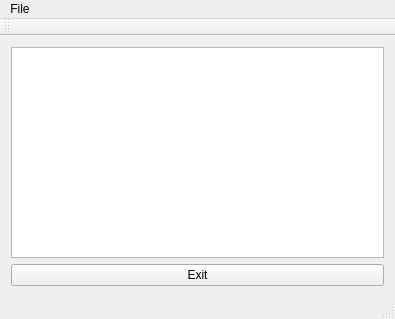
Before: the Qt Designer form mainwindow.ui in Negaihoshi/CSViewer, drawn with Qt 5.
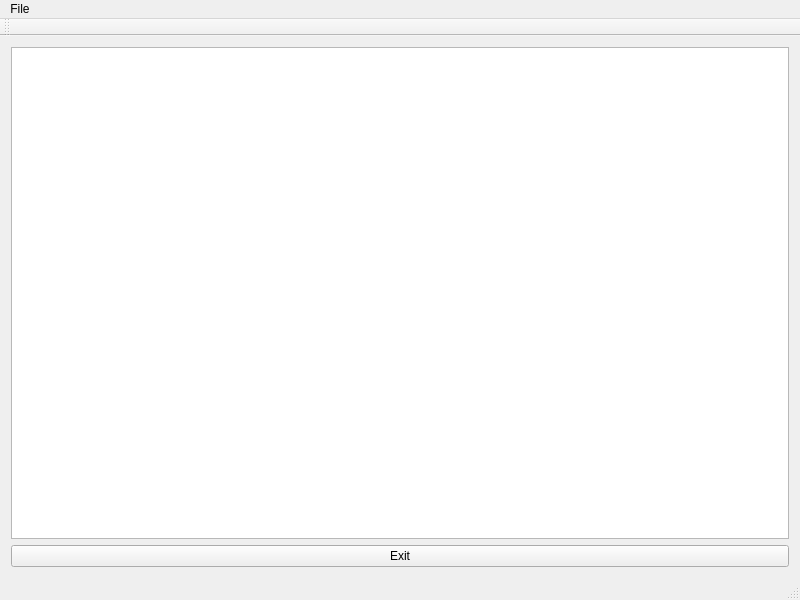
After: the same form once the commit is applied.

Commit message: Table load function Finish

Diff of the .ui file:
```diff
--- a/mainwindow.ui
+++ b/mainwindow.ui
@@ -6,8 +6,8 @@
    <rect>
     <x>0</x>
     <y>0</y>
-    <width>395</width>
-    <height>319</height>
+    <width>800</width>
+    <height>600</height>
    </rect>
   </property>
   <property name="minimumSize">
@@ -38,7 +38,7 @@
     <rect>
      <x>0</x>
      <y>0</y>
-     <width>395</width>
+     <width>800</width>
      <height>22</height>
     </rect>
    </property>
```
The commit also changes 2 other files.
